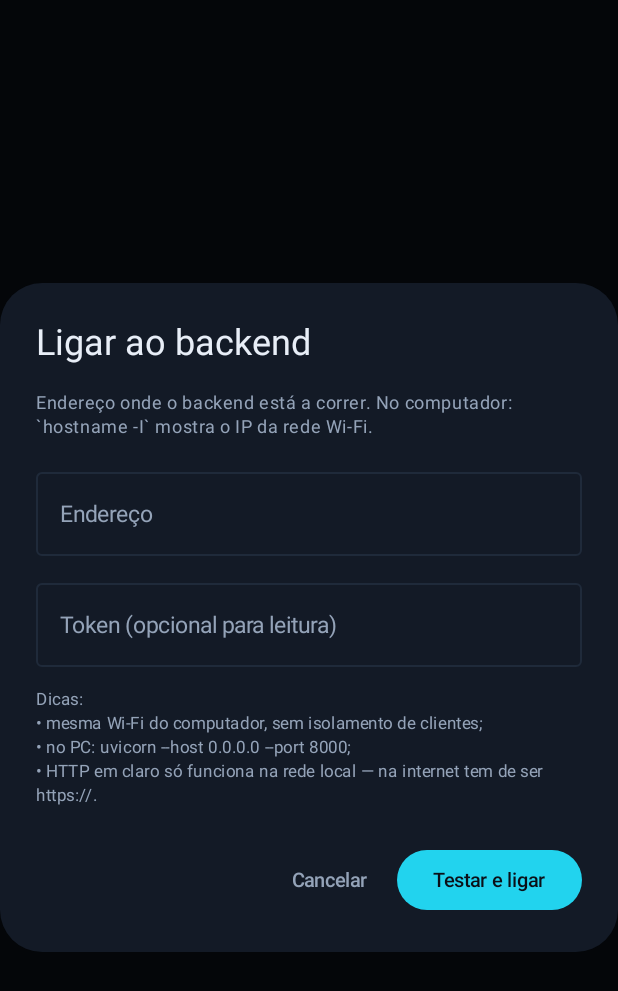
After one commit to monteirokelvin45-del/Holding-Aut-noma-auto-evolutiva, an Android app built with Jetpack Compose: the composable ConnectionDialog called with empty values, on a phone screen of 412 x 824 dp. The commit adds this screen. Shown: the top 991 px of the screen. Run offline under Robolectric (Android 15) with nearby library versions, the phone set to English and light mode, and no system bars.

Commit message:
feat(apk): o endereço do backend passa a ser configurável no telemóvel
O APK instalava-se num telemóvel e não falava com ninguém: trazia
http://10.0.2.2:8000, o alias do emulador. E mesmo com um IP correcto, o
Android recusava a ligação ("Cleartext HTTP traffic not permitted") porque a
política de rede só autorizava loopback e 10.0.2.2.

Três mudanças que só fazem sentido juntas:

1. EndpointSettings — endereço e token guardados em SharedPreferences. O
   BuildConfig continua a ser a sugestão inicial; o utilizador corrige-a no
   telefone, sem recompilar por cada mudança de IP do DHCP.

2. Ecrã de ligação (ConnectionDialog) com "Testar e ligar": GET /health com
   8 s de limite e, só se responder, grava e reabre o stream. Guardar primeiro
   e descobrir depois que estava errado deixava o utilizador sem backend e sem
   saber porquê. As falhas são explicadas por causa provável (host não
   encontrado / ligação recusada / firewall / token / cleartext bloqueado), não
   "erro de rede". O ecrã abre sozinho quando o primeiro refresh falha.

3. Política de rede: usesCleartextTraffic=true no main (quem decide é o
   networkSecurityConfig: cleartext proibido por omissão, autorizado só para
   loopback/10.0.2.2/.local) e uma variante de debug que permite a rede local
   inteira, porque o Android não deixa enumerar gamas em XML.

A validação vive em EndpointRules, sem dependências de Android, para ser
testada em JVM: 6 casos, incluindo a fronteira 172.31 vs 172.32 e a recusa de
HTTP em claro para a internet. As duas barreiras (validação e política) têm de
concordar — se discordarem, o utilizador escreve um endereço que a app aceita
e o Android bloqueia.

Co-authored-by: arena-agent <297053741+arena-agent@users.noreply.github.com>

```diff
--- /dev/null
+++ b/android_apk/app/src/main/java/com/automaton/holding/ui/ConnectionDialog.kt
@@ -0,0 +1,165 @@
+package com.automaton.holding.ui
+
+import androidx.compose.foundation.layout.Arrangement
+import androidx.compose.foundation.layout.Column
+import androidx.compose.foundation.layout.Row
+import androidx.compose.foundation.layout.Spacer
+import androidx.compose.foundation.layout.fillMaxWidth
+import androidx.compose.foundation.layout.height
+import androidx.compose.foundation.layout.size
+import androidx.compose.foundation.layout.width
+import androidx.compose.material3.AlertDialog
+import androidx.compose.material3.Button
+import androidx.compose.material3.ButtonDefaults
+import androidx.compose.material3.CircularProgressIndicator
+import androidx.compose.material3.MaterialTheme
+import androidx.compose.material3.OutlinedTextField
+import androidx.compose.material3.Text
+import androidx.compose.material3.TextButton
+import androidx.compose.runtime.Composable
+import androidx.compose.runtime.getValue
+import androidx.compose.runtime.mutableStateOf
+import androidx.compose.runtime.remember
+import androidx.compose.runtime.setValue
+import androidx.compose.ui.Alignment
+import androidx.compose.ui.Modifier
+import androidx.compose.ui.text.font.FontFamily
+import androidx.compose.ui.text.font.FontWeight
+import androidx.compose.ui.unit.dp
+import androidx.compose.ui.unit.sp
+import com.automaton.holding.ui.theme.HoldingsColors
+
+/**
+ * Ecrã de ligação ao backend.
+ *
+ * Existe porque o endereço vinha fixo do build e, num telemóvel, apontava para
+ * o emulador. Aqui o utilizador escreve o endereço que tem — o IP do
+ * computador na Wi-Fi, ou um domínio HTTPS — testa, e só se responder é que
+ * fica guardado.
+ *
+ * O botão «Testar» é o mesmo código que valida, por isso não há forma de
+ * guardar um endereço que não funcione.
+ */
+@Composable
+fun ConnectionDialog(
+    endpointAtual: String,
+    tokenAtual: String,
+    ligado: Boolean?,
+    testando: Boolean,
+    diagnostico: String?,
+    onTestar: (String, String) -> Unit,
+    onFechar: () -> Unit,
+) {
+    var url by remember { mutableStateOf(endpointAtual) }
+    var token by remember { mutableStateOf(tokenAtual) }
+
+    AlertDialog(
+        onDismissRequest = onFechar,
+        containerColor = HoldingsColors.Surface,
+        titleContentColor = HoldingsColors.TextPrimary,
+        textContentColor = HoldingsColors.TextMuted,
+        title = { Text("Ligar ao backend") },
+        text = {
+            Column {
+                Text(
+                    "Endereço onde o backend está a correr. No computador: " +
+                        "`hostname -I` mostra o IP da rede Wi-Fi.",
+                    style = MaterialTheme.typography.bodySmall,
+                    color = HoldingsColors.TextMuted,
+                )
+                Spacer(Modifier.height(14.dp))
+
+                OutlinedTextField(
+                    value = url,
+                    onValueChange = { url = it },
+                    label = { Text("Endereço") },
+                    placeholder = { Text("192.168.1.42:8000") },
+                    singleLine = true,
+                    enabled = !testando,
+                    modifier = Modifier.fillMaxWidth(),
+                )
+                Spacer(Modifier.height(10.dp))
+                OutlinedTextField(
+                    value = token,
+                    onValueChange = { token = it },
+                    label = { Text("Token (opcional para leitura)") },
+                    placeholder = { Text("X-Automaton-Token") },
+                    singleLine = true,
+                    enabled = !testando,
+                    modifier = Modifier.fillMaxWidth(),
+                )
+
+                // ---- resultado do teste ----
+                if (testando) {
+                    Spacer(Modifier.height(14.dp))
+                    Row(verticalAlignment = Alignment.CenterVertically) {
+                        CircularProgressIndicator(
+                            modifier = Modifier.size(16.dp),
+                            color = HoldingsColors.Accent,
+                            strokeWidth = 2.dp,
+                        )
+                        Spacer(Modifier.width(10.dp))
+                        Text("a testar…", style = MaterialTheme.typography.bodySmall)
+                    }
+                }
+
+                diagnostico?.let { texto ->
+                    if (!testando) {
+                        Spacer(Modifier.height(14.dp))
+                        val cor = if (ligado == true) HoldingsColors.Accent
+                        else HoldingsColors.Danger
+                        Text(
+                            (if (ligado == true) "✓ " else "✕ ") + texto,
+                            style = MaterialTheme.typography.bodySmall,
+                            color = cor,
+                            fontFamily = FontFamily.Monospace,
+                            fontSize = 12.sp,
+                        )
+                    }
+                }
+
+                if (ligado != true && !testando) {
+                    Spacer(Modifier.height(14.dp))
+                    Text(
+                        "Dicas:\n" +
+                            "• mesma Wi-Fi do computador, sem isolamento de clientes;\n" +
+                            "• no PC: uvicorn --host 0.0.0.0 --port 8000;\n" +
+                            "• HTTP em claro só funciona na rede local — na internet " +
+                            "tem de ser https://.",
+                        style = MaterialTheme.typography.bodySmall,
+                        color = HoldingsColors.TextMuted,
+                        fontSize = 11.sp,
+                    )
+                }
+            }
+        },
+        confirmButton = {
+            Button(
+                onClick = { onTestar(url, token) },
+                enabled = !testando,
+                colors = ButtonDefaults.buttonColors(
+                    containerColor = HoldingsColors.Accent,
+                    contentColor = HoldingsColors.Background,
+                ),
+            ) {
+                Text(
+                    if (ligado == true) "Ligado" else "Testar e ligar",
+                    fontWeight = FontWeight.SemiBold,
+                )
+            }
+        },
+        dismissButton = {
+            Row(horizontalArrangement = Arrangement.End) {
+                if (ligado == true) {
+                    TextButton(onClick = onFechar) {
+                        Text("Fechar", color = HoldingsColors.Accent)
+                    }
+                } else {
+                    TextButton(onClick = onFechar) {
+                        Text("Cancelar", color = HoldingsColors.TextMuted)
+                    }
+                }
+            }
+        },
+    )
+}
```
Also changed, not shown: android_apk/app/src/debug/res/xml/network_security_config.xml (added, +19 -0 lines), android_apk/app/src/main/AndroidManifest.xml (+14 -1 lines), android_apk/app/src/main/java/com/automaton/holding/MainActivity.kt (+54 -0 lines), android_apk/app/src/main/java/com/automaton/holding/data/ApiService.kt (+29 -2 lines), android_apk/app/src/main/java/com/automaton/holding/data/EndpointRules.kt (added, +76 -0 lines), android_apk/app/src/main/java/com/automaton/holding/data/EndpointSettings.kt (added, +68 -0 lines), android_apk/app/src/main/java/com/automaton/holding/ui/HoldingViewModel.kt (+143 -3 lines), android_apk/app/src/main/res/xml/network_security_config.xml (+25 -8 lines), 1 other file.
